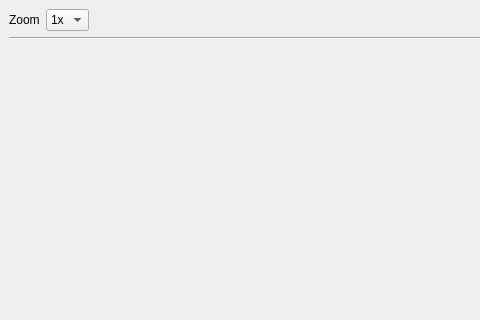
Qt form emulator/qt/mainwindow.ui (t-moe/discoverpixy) before a commit; both pictures show x 0 to 480 and y 0 to 320 of the 980 by 778 pixel window.
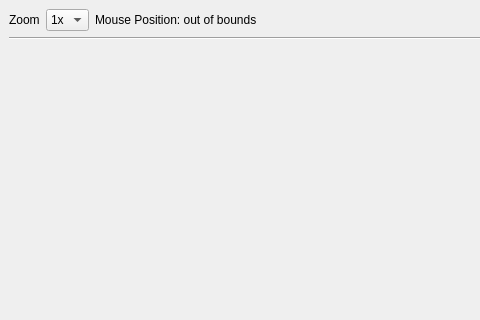
The same form after that commit.

Commit message: Added "Mouse Position"-Label to Emulator.

What changed in the file:
```diff
--- a/emulator/qt/mainwindow.ui
+++ b/emulator/qt/mainwindow.ui
@@ -43,6 +43,13 @@
         </item>
        </widget>
       </item>
+      <item>
+       <widget class="QLabel" name="txtMousePos">
+        <property name="text">
+         <string>Mouse Position: out of bounds</string>
+        </property>
+       </widget>
+      </item>
       <item>
        <spacer name="horizontalSpacer">
         <property name="orientation">
```
The commit also changes 2 other files.
